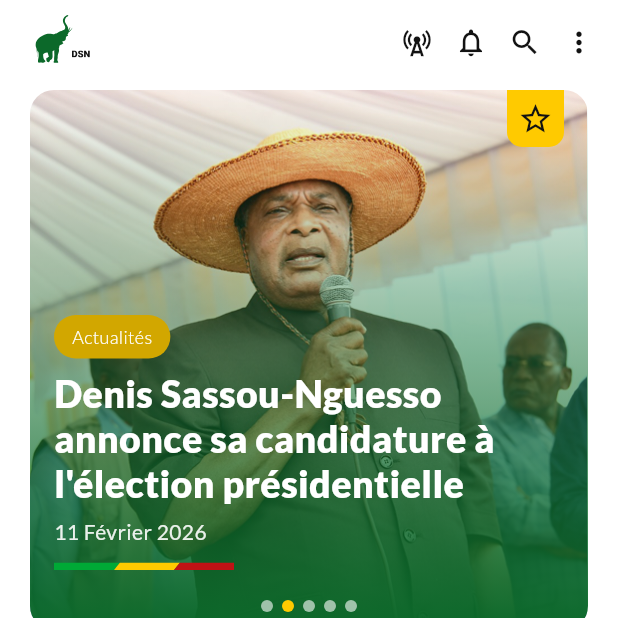
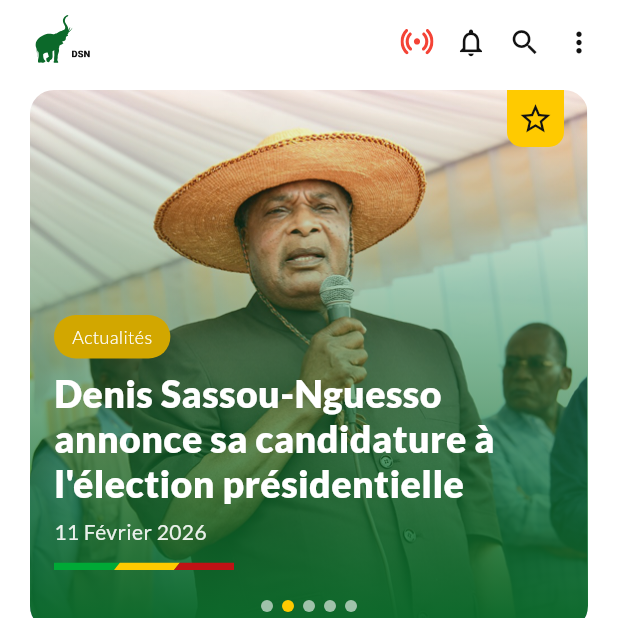
Before and after one commit to Francisny03/sem_dsn_flutter_app, a Flutter app: the screen it shows after launch, on a phone screen of 412 x 824 dp, the top half of it. Run offline on Flutter 3.47's test engine with Material 3 defaults, Android fonts, the phone set to English and light mode, and no system bars; our stand-ins replace better_player_plus, chewie, flutter_svg, google_fonts, share_plus, video_player and 1 more.

Commit message:
Enhance home page and app header with live streaming functionality
- Integrated live streaming support in HomePage with a new `_onLivePressed` method.
- Updated AppHeader to include a live icon that blinks when a live stream is available.
- Refactored imports in home_page.dart to streamline code and improve organization.
- Added new dependencies in pubspec.yaml for better_player_plus and updated pubspec.lock accordingly.

```diff
--- /dev/null
+++ b/lib/core/constants/live_config.dart
@@ -0,0 +1,18 @@
+/// Static configuration for the live stream feature.
+/// When backend is ready, replace with API (e.g. liveInProgress, liveUrl, recapUrl).
+class LiveConfig {
+  LiveConfig._();
+
+  /// When true: live icon blinks red in header; tap opens HLS live fullscreen.
+  /// When false: tap opens YouTube recap fullscreen (recapVideoUrl).
+  static const bool isLiveInProgress = true;
+
+  /// HLS stream URL for the live (used when [isLiveInProgress] is true).
+  static const String liveStreamUrl =
+      'https://streaming.streampay.cloud:8060/live/1Music_/playlist.m3u8';
+
+  /// YouTube URL for the recap (used when [isLiveInProgress] is false).
+  /// Empty or placeholder until recap is available.
+  static const String recapVideoUrl =
+      'https://www.youtube.com/watch?v=6RLheM5AZmc';
+}
--- a/lib/widget/app_header.dart
+++ b/lib/widget/app_header.dart
@@ -1,6 +1,7 @@
 import 'package:flutter/material.dart';
 import 'package:flutter_svg/flutter_svg.dart';
 import 'package:sem_dsn/core/constants/app_assets.dart';
+import 'package:sem_dsn/core/constants/live_config.dart';
 import 'package:sem_dsn/core/theme/app_colors.dart';
 import 'package:sem_dsn/widget/header_menu.dart';
 
@@ -10,6 +11,7 @@ class AppHeader extends StatefulWidget implements PreferredSizeWidget {
     super.key,
     this.onSearchPressed,
     this.onNotificationsPressed,
+    this.onLivePressed,
   });
 
   /// Appelé au tap sur l'icône recherche (ex: ouvre la page recherche Photothèque).
@@ -18,6 +20,9 @@ class AppHeader extends StatefulWidget implements PreferredSizeWidget {
   /// Appelé au tap sur l'icône cloche (ex: ouvre la page Notifications).
   final VoidCallback? onNotificationsPressed;
 
+  /// Appelé au tap sur l'icône live (ouvre live HLS ou recap YouTube selon config).
+  final VoidCallback? onLivePressed;
+
   @override
   Size get preferredSize => const Size.fromHeight(kToolbarHeight);
 
@@ -25,10 +30,15 @@ class AppHeader extends StatefulWidget implements PreferredSizeWidget {
   State<AppHeader> createState() => _AppHeaderState();
 }
 
-class _AppHeaderState extends State<AppHeader>
-    with SingleTickerProviderStateMixin {
+class _AppHeaderState extends State<AppHeader> with TickerProviderStateMixin {
   late final AnimationController _textController;
   late final Animation<Offset> _textSlide;
+  late final AnimationController _liveBlinkController;
+  late final Animation<double> _liveBlinkAnimation;
+
+  static bool get _showLiveIcon =>
+      LiveConfig.liveStreamUrl.isNotEmpty ||
+      LiveConfig.recapVideoUrl.isNotEmpty;
 
   @override
   void initState() {
@@ -41,6 +51,13 @@ class _AppHeaderState extends State<AppHeader>
         .animate(
           CurvedAnimation(parent: _textController, curve: Curves.easeOutCubic),
         );
+    _liveBlinkController = AnimationController(
+      vsync: this,
+      duration: const Duration(milliseconds: 600),
+    )..repeat(reverse: true);
+    _liveBlinkAnimation = Tween<double>(begin: 0.2, end: 1.0).animate(
+      CurvedAnimation(parent: _liveBlinkController, curve: Curves.easeInOut),
+    );
     WidgetsBinding.instance.addPostFrameCallback((_) {
       Future.delayed(const Duration(milliseconds: 700), () {
         if (mounted) _textController.forward();
@@ -51,6 +68,7 @@ class _AppHeaderState extends State<AppHeader>
   @override
   void dispose() {
     _textController.dispose();
+    _liveBlinkController.dispose();
     super.dispose();
   }
 
@@ -140,7 +158,14 @@ class _AppHeaderState extends State<AppHeader>
               mainAxisSize: MainAxisSize.min,
               crossAxisAlignment: CrossAxisAlignment.center,
               children: [
-                _HeaderIcon(icon: Icons.cell_tower, onPressed: () {}),
+                if (_showLiveIcon && widget.onLivePressed != null)
+                  _LiveHeaderIcon(
+                    isLiveInProgress: LiveConfig.isLiveInProgress,
+                    blinkAnimation: LiveConfig.isLiveInProgress
+                        ? _liveBlinkAnimation
+                        : null,
+                    onPressed: widget.onLivePressed!,
+                  ),
                 _HeaderIcon(
                   icon: Icons.notifications_outlined,
                   onPressed: widget.onNotificationsPressed ?? () {},
@@ -157,6 +182,65 @@ class _AppHeaderState extends State<AppHeader>
             ),
           ],
         ),
+      ),
+    );
+  }
+}
+
+class _LiveHeaderIcon extends StatelessWidget {
+  const _LiveHeaderIcon({
+    required this.isLiveInProgress,
+    this.blinkAnimation,
+    required this.onPressed,
+  });
+
+  final bool isLiveInProgress;
+  final Animation<double>? blinkAnimation;
+  final VoidCallback onPressed;
+
+  static const double _iconSize = 22;
+
+  @override
+  Widget build(BuildContext context) {
+    final useBlink = blinkAnimation != null;
+    final baseColor = isLiveInProgress ? Colors.red : AppColors.blackIcon;
+
+    Widget iconWidget;
+    if (useBlink) {
+      iconWidget = AnimatedBuilder(
+        animation: blinkAnimation!,
+        builder: (context, child) {
+          final opacity = blinkAnimation!.value;
+          final color = Color.lerp(
+            Colors.red.withValues(alpha: 0.1),
+            Colors.red,
+            opacity,
+          )!;
+          return SvgPicture.asset(
+            AppAssets.live,
+            width: _iconSize,
+            height: _iconSize,
+            colorFilter: ColorFilter.mode(color, BlendMode.srcIn),
+          );
+        },
+      );
+    } else {
+      iconWidget = SvgPicture.asset(
+        AppAssets.live,
+        width: _iconSize,
+        height: _iconSize,
+        colorFilter: ColorFilter.mode(baseColor, BlendMode.srcIn),
+      );
+    }
+
+    return IconButton(
+      icon: iconWidget,
+      onPressed: onPressed,
+      style: IconButton.styleFrom(
+        padding: const EdgeInsets.all(0),
+        minimumSize: const Size(36, 36),
+        maximumSize: const Size(36, 36),
+        tapTargetSize: MaterialTapTargetSize.shrinkWrap,
       ),
     );
   }
--- a/pubspec.yaml
+++ b/pubspec.yaml
@@ -42,6 +42,7 @@ dependencies:
   chewie: ^1.8.5
   provider: ^6.1.2
   youtube_player_flutter: ^9.1.3
+  better_player_plus: ^1.1.2
 
 dev_dependencies:
   flutter_test:
```
Also changed, not shown: lib/pages/home/home_page.dart (+38 -7 lines), lib/pages/live/live_fullscreen_page.dart (added, +89 -0 lines), pubspec.lock, 1 other file.
